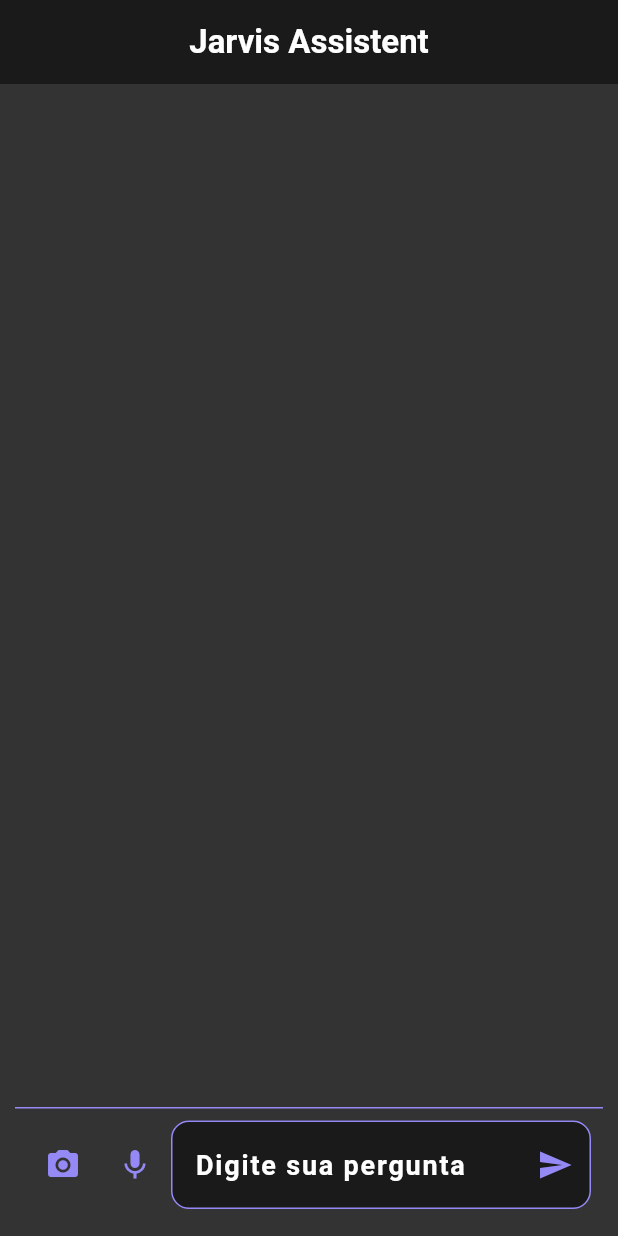
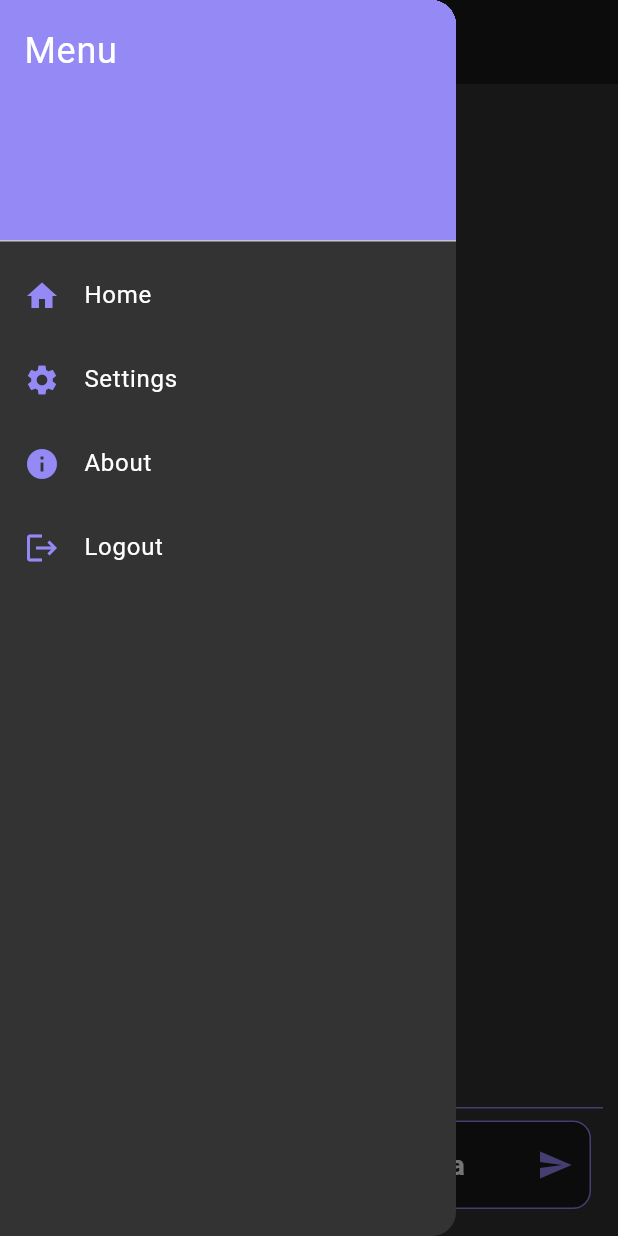
Before and after one commit to pi-mobile-development/jarvis_assistent, a Flutter app: the screen it shows after launch, with the side drawer open (before the commit the screen has no drawer), on a phone screen of 412 x 824 dp. Run offline on Flutter 3.47's test engine with Material 3 defaults, Android fonts, the phone set to English and light mode, and no system bars; our stand-ins replace permission_handler.

Commit message:
Adiciona menu lateral

```diff
--- a/lib/main_screen.dart
+++ b/lib/main_screen.dart
@@ -31,6 +31,7 @@ class _MainscreenState extends State<Mainscreen> {
   Widget build(BuildContext context) {
     return Scaffold(
       appBar: _buildAppBar(),
+      drawer: _buildSideMenu(),
       body: SizedBox.expand(
         child: Container(
           padding: const EdgeInsets.all(10),
@@ -55,9 +56,12 @@ class _MainscreenState extends State<Mainscreen> {
       backgroundColor: AppTheme.appBarColor,
       centerTitle: true,
       title: Text(
-        'Jarvis Assistent',
+        'Jarvis Assistant',
         style:
             TextStyle(color: AppTheme.textColor, fontWeight: FontWeight.bold),
+      ),
+      iconTheme: IconThemeData(
+        color: AppTheme.secondaryColor
       ),
     );
   }
@@ -139,6 +143,66 @@ class _MainscreenState extends State<Mainscreen> {
     );
   }
 
+  // Build the side menu (Drawer)
+  Widget _buildSideMenu() {
+    return Drawer(
+      backgroundColor: AppTheme.primaryColor,
+      child: ListView(
+        padding: EdgeInsets.zero,
+        children: [
+          DrawerHeader(
+            decoration: BoxDecoration(
+              color: AppTheme.secondaryColor,
+            ),
+            child: Text(
+              'Menu',
+              style: TextStyle(
+                color: AppTheme.textColor,
+                fontSize: 24,
+              ),
+            ),
+          ),
+          ListTile(
+            leading: Icon(Icons.home, color: AppTheme.secondaryColor),
+            title: Text('Home'),
+            textColor: AppTheme.textColor,
+            onTap: () {
+              Navigator.pop(context); // Close the drawer
+              // Navigate to Home Screen or perform an action
+            },
+          ),
+          ListTile(
+            leading: Icon(Icons.settings, color: AppTheme.secondaryColor),
+            title: Text('Settings'),
+            textColor: AppTheme.textColor,
+            onTap: () {
+              Navigator.pop(context); // Close the drawer
+              // Navigate to Settings Screen or perform an action
+            },
+          ),
+          ListTile(
+            leading: Icon(Icons.info, color: AppTheme.secondaryColor),
+            title: Text('About'),
+            textColor: AppTheme.textColor,
+            onTap: () {
+              Navigator.pop(context); // Close the drawer
+              // Navigate to Settings Screen or perform an action
+            },
+          ),
+          ListTile(
+            leading: Icon(Icons.logout, color: AppTheme.secondaryColor),
+            title: Text('Logout'),
+            textColor: AppTheme.textColor,
+            onTap: () {
+              Navigator.pop(context); // Close the drawer
+              // Implement logout functionality here
+            },
+          ),
+        ],
+      ),
+    );
+  }
+
   // Actions
   void _sendMessage() async {
     if (_textInputController.text.isNotEmpty) {
```
